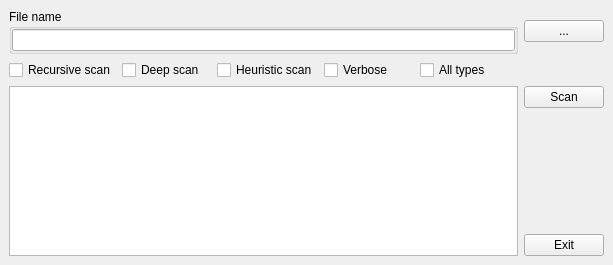
horsicq/DIE-engine, file lite_source/litemainwindow.ui: the form before one commit.
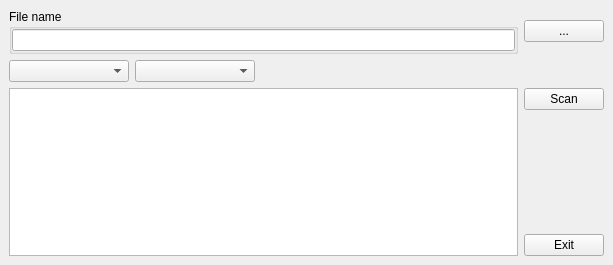
The form after the commit. Custom widgets are drawn as their Qt base class.

```diff
--- a/lite_source/litemainwindow.ui
+++ b/lite_source/litemainwindow.ui
@@ -53,39 +53,37 @@
     <item>
      <layout class="QHBoxLayout" name="horizontalLayout_2">
       <item>
-       <widget class="QCheckBox" name="checkBoxRecursiveScan">
-        <property name="text">
-         <string>Recursive scan</string>
+       <widget class="QComboBox" name="comboBoxType">
+        <property name="minimumSize">
+         <size>
+          <width>120</width>
+          <height>0</height>
+         </size>
         </property>
        </widget>
       </item>
       <item>
-       <widget class="QCheckBox" name="checkBoxDeepScan">
-        <property name="text">
-         <string>Deep scan</string>
+       <widget class="XComboBoxEx" name="comboBoxFlags">
+        <property name="minimumSize">
+         <size>
+          <width>120</width>
+          <height>0</height>
+         </size>
         </property>
        </widget>
       </item>
       <item>
-       <widget class="QCheckBox" name="checkBoxHeuristicScan">
-        <property name="text">
-         <string>Heuristic scan</string>
+       <spacer name="horizontalSpacer">
+        <property name="orientation">
+         <enum>Qt::Horizontal</enum>
         </property>
-       </widget>
-      </item>
-      <item>
-       <widget class="QCheckBox" name="checkBoxVerbose">
-        <property name="text">
-         <string>Verbose</string>
+        <property name="sizeHint" stdset="0">
+         <size>
+          <width>40</width>
+          <height>20</height>
+         </size>
         </property>
-       </widget>
-      </item>
-      <item>
-       <widget class="QCheckBox" name="checkBoxAllTypesScan">
-        <property name="text">
-         <string>All types</string>
-        </property>
-       </widget>
+       </spacer>
       </item>
       <item>
        <widget class="QLabel" name="labelScanTime">
@@ -144,6 +142,13 @@
    </layout>
   </widget>
  </widget>
+ <customwidgets>
+  <customwidget>
+   <class>XComboBoxEx</class>
+   <extends>QComboBox</extends>
+   <header>xcomboboxex.h</header>
+  </customwidget>
+ </customwidgets>
  <resources/>
  <connections/>
 </ui>
```
